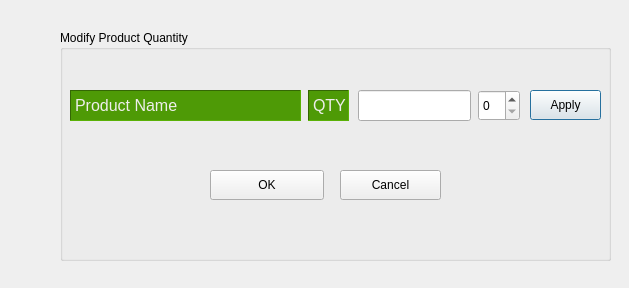
The window that quantitycontrol.ui (vinnadipo09/bullet) describes before a commit, drawn with Qt 5.
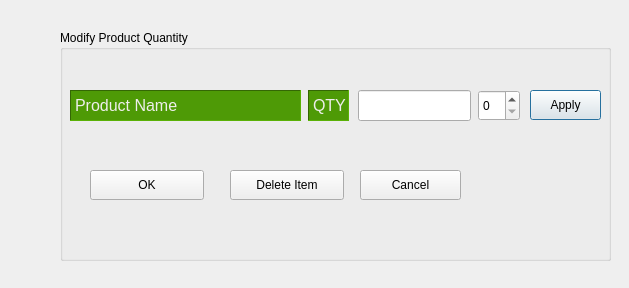
The same window after the commit. Icons and pictures are not drawn.

Diff of the .ui file:
```diff
--- a/quantitycontrol.ui
+++ b/quantitycontrol.ui
@@ -107,7 +107,7 @@
    <widget class="QPushButton" name="btnOK">
     <property name="geometry">
      <rect>
-      <x>150</x>
+      <x>30</x>
       <y>140</y>
       <width>114</width>
       <height>30</height>
@@ -130,7 +130,7 @@
    <widget class="QPushButton" name="btnCancel">
     <property name="geometry">
      <rect>
-      <x>280</x>
+      <x>300</x>
       <y>140</y>
       <width>101</width>
       <height>30</height>
@@ -198,6 +198,29 @@
      <string>QTY</string>
     </property>
    </widget>
+   <widget class="QPushButton" name="btnDeleteItem">
+    <property name="geometry">
+     <rect>
+      <x>170</x>
+      <y>140</y>
+      <width>114</width>
+      <height>30</height>
+     </rect>
+    </property>
+    <property name="text">
+     <string>Delete Item</string>
+    </property>
+    <property name="icon">
+     <iconset resource="resources.qrc">
+      <normaloff>:/resources/new_icons_2/icons8-minus-96.png</normaloff>:/resources/new_icons_2/icons8-minus-96.png</iconset>
+    </property>
+    <property name="iconSize">
+     <size>
+      <width>24</width>
+      <height>24</height>
+     </size>
+    </property>
+   </widget>
   </widget>
   <zorder>label_2</zorder>
   <zorder>label</zorder>
```
